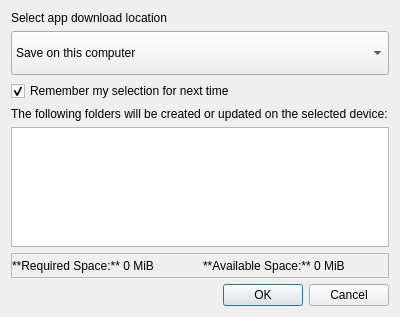
The window that gui/DownloadLocationDialog.ui (dhtdht020/osc-dl) describes before a commit, drawn with Qt 5.
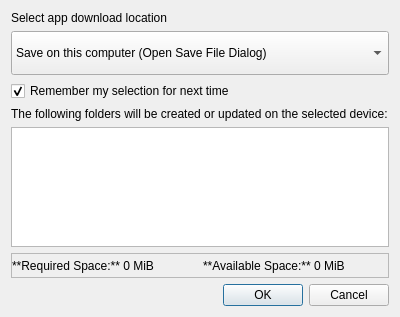
The same window after the commit.

Commit message: Clarified "Save on this computer" download option

The edit to the form file:
```diff
--- a/gui/DownloadLocationDialog.ui
+++ b/gui/DownloadLocationDialog.ui
@@ -33,7 +33,7 @@
        </property>
        <item>
         <property name="text">
-         <string>Save on this computer</string>
+         <string>Save on this computer (Open Save File Dialog)</string>
         </property>
        </item>
       </widget>
```
The commit also changes 1 other file.
